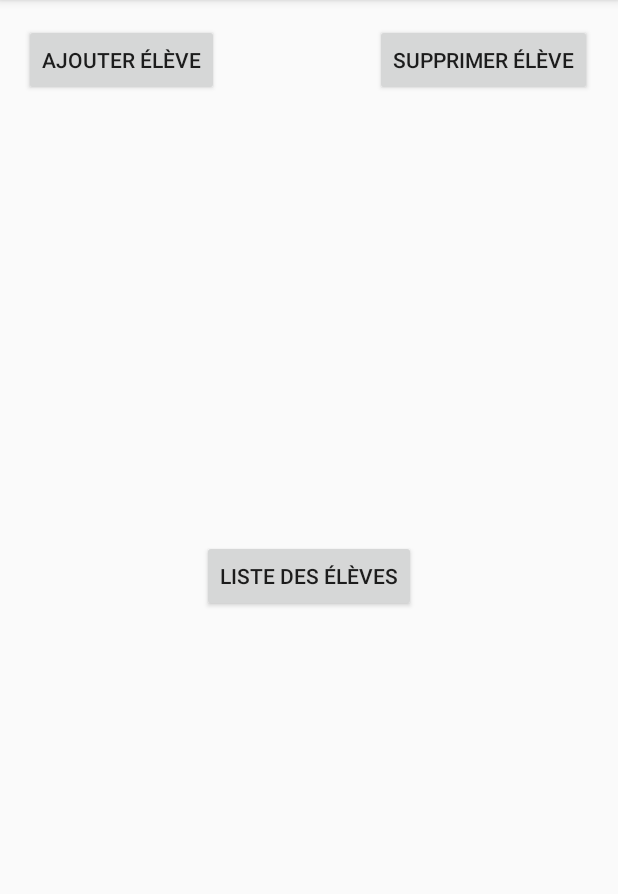
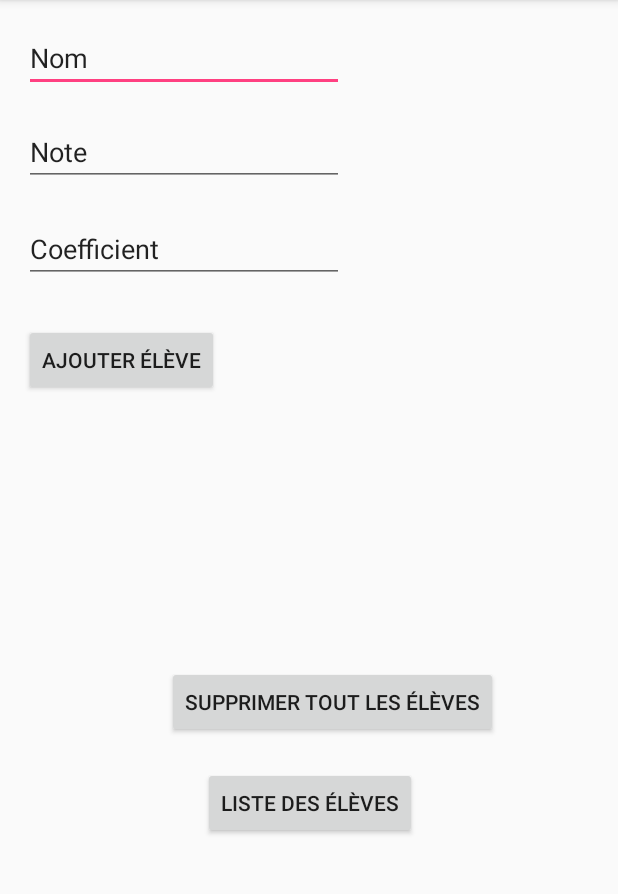
Before and after one commit to Weefle/StudAv, an Android app: the screen it shows after launch (InfoActivity), on a phone screen of 412 x 824 dp, the part 84-978 px from its top. Run offline under Robolectric (Android 15) with nearby library versions, the phone set to English and light mode, and no system bars.

Commit message:
Final update

```diff
--- a/app/src/main/java/fr/weefle/studav/Algorithm.java
+++ b/app/src/main/java/fr/weefle/studav/Algorithm.java
@@ -1,6 +1,7 @@
 package fr.weefle.studav;
 
 import java.util.ArrayList;
+import java.util.HashMap;
 import java.util.List;
 
 public class Algorithm {
@@ -8,6 +9,7 @@ public class Algorithm {
     //ici l'algorithme principal
     public List<String> eleves = new ArrayList<>();
     public List<Eleve> elevesob = new ArrayList<>();
+    public HashMap<Integer, Eleve> list = new HashMap<>();
     public Eleve eleve;
     private static Algorithm instance;
     public static Algorithm get(){
@@ -30,9 +32,9 @@ public class Algorithm {
         }
     }
 
-    public void removeEleve(int pos){
-        elevesob.remove(pos);
-        eleves.remove(pos);
+    public void removeAll(){
+        elevesob.removeAll(elevesob);
+        eleves.removeAll(eleves);
     }
 
     public Double calcul(Eleve eleve){
--- a/app/src/main/java/fr/weefle/studav/InfoActivity.java
+++ b/app/src/main/java/fr/weefle/studav/InfoActivity.java
@@ -5,6 +5,7 @@ import android.support.v7.app.AppCompatActivity;
 import android.os.Bundle;
 import android.view.View;
 import android.widget.Button;
+import android.widget.EditText;
 import android.widget.TextView;
 
 public class InfoActivity extends AppCompatActivity {
@@ -12,6 +13,9 @@ public class InfoActivity extends AppCompatActivity {
     private Button button3;
     private Button button2;
     private Button button;
+    private EditText text;
+    private EditText text2;
+    private EditText text3;
 
     @Override
     protected void onCreate(Bundle savedInstanceState) {
@@ -20,6 +24,9 @@ public class InfoActivity extends AppCompatActivity {
         this.button3 = findViewById(R.id.button3);
         this.button2 = findViewById(R.id.button2);
         this.button = findViewById(R.id.button);
+        this.text = findViewById(R.id.editText);
+        this.text2 = findViewById(R.id.editText2);
+        this.text3 = findViewById(R.id.editText3);
         button3.setOnClickListener(new View.OnClickListener() {
             @Override
             public void onClick(View v) {
@@ -30,13 +37,13 @@ public class InfoActivity extends AppCompatActivity {
         button2.setOnClickListener(new View.OnClickListener() {
             @Override
             public void onClick(View v) {
-                Algorithm.get().removeEleve(0);
+                Algorithm.get().removeAll();
             }
         });
         button.setOnClickListener(new View.OnClickListener() {
             @Override
             public void onClick(View v) {
-                Algorithm.get().addEleve("Benoit", 15.0, 5);
+                Algorithm.get().addEleve(text.getText().toString(), Double.parseDouble(text2.getText().toString()), Integer.parseInt(text3.getText().toString()));
             }
         });
     }
--- a/app/src/main/res/layout/activity_info.xml
+++ b/app/src/main/res/layout/activity_info.xml
@@ -13,7 +13,7 @@
         android:layout_height="wrap_content"
         android:layout_marginLeft="16dp"
         android:layout_marginStart="16dp"
-        android:layout_marginTop="16dp"
+        android:layout_marginTop="216dp"
         android:text="@string/button1"
         app:layout_constraintStart_toStartOf="parent"
         app:layout_constraintTop_toTopOf="parent" />
@@ -22,9 +22,9 @@
         android:id="@+id/button2"
         android:layout_width="wrap_content"
         android:layout_height="wrap_content"
-        android:layout_marginEnd="17dp"
-        android:layout_marginRight="17dp"
-        android:layout_marginTop="16dp"
+        android:layout_marginEnd="80dp"
+        android:layout_marginRight="80dp"
+        android:layout_marginTop="444dp"
         android:text="@string/button2"
         app:layout_constraintEnd_toEndOf="parent"
         app:layout_constraintTop_toTopOf="parent" />
@@ -36,7 +36,48 @@
         android:text="@string/button3"
         app:layout_constraintBottom_toBottomOf="parent"
         app:layout_constraintEnd_toEndOf="parent"
+        app:layout_constraintHorizontal_bias="0.502"
+        app:layout_constraintStart_toStartOf="parent"
+        app:layout_constraintTop_toTopOf="parent"
+        app:layout_constraintVertical_bias="0.71" />
+
+    <EditText
+        android:id="@+id/editText"
+        android:layout_width="wrap_content"
+        android:layout_height="wrap_content"
+        android:layout_marginLeft="16dp"
+        android:layout_marginStart="16dp"
+        android:layout_marginTop="16dp"
+        android:ems="10"
+        android:inputType="textPersonName"
+        android:text="@string/editText"
         app:layout_constraintStart_toStartOf="parent"
         app:layout_constraintTop_toTopOf="parent" />
 
+    <EditText
+        android:id="@+id/editText2"
+        android:layout_width="wrap_content"
+        android:layout_height="wrap_content"
+        android:layout_marginLeft="16dp"
+        android:layout_marginStart="16dp"
+        android:layout_marginTop="17dp"
+        android:ems="10"
+        android:inputType="number"
+        android:text="@string/editText2"
+        app:layout_constraintStart_toStartOf="parent"
+        app:layout_constraintTop_toBottomOf="@+id/editText" />
+
+    <EditText
+        android:id="@+id/editText3"
+        android:layout_width="wrap_content"
+        android:layout_height="wrap_content"
+        android:layout_marginLeft="16dp"
+        android:layout_marginStart="16dp"
+        android:layout_marginTop="19dp"
+        android:ems="10"
+        android:inputType="number"
+        android:text="@string/editText3"
+        app:layout_constraintStart_toStartOf="parent"
+        app:layout_constraintTop_toBottomOf="@+id/editText2" />
+
 </android.support.constraint.ConstraintLayout>
--- a/app/src/main/res/values/strings.xml
+++ b/app/src/main/res/values/strings.xml
@@ -4,6 +4,9 @@
     <string name="item_default_name">StudAv</string>
     <string name="item_default_price">StudAv</string>
     <string name="button1">Ajouter élève</string>
-    <string name="button2">Supprimer élève</string>
+    <string name="button2">Supprimer tout les élèves</string>
     <string name="button3">Liste des élèves</string>
+    <string name="editText">Nom</string>
+    <string name="editText2">Note</string>
+    <string name="editText3">Coefficient</string>
 </resources>
```
